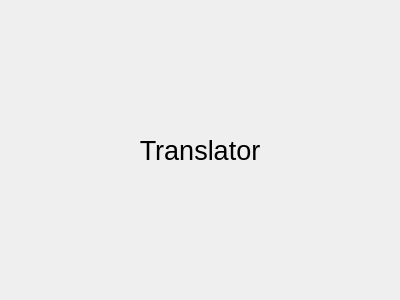
The window that ui/pages/Translator_page.ui (R-Ohm/SETL) describes before a commit, drawn with Qt 5.
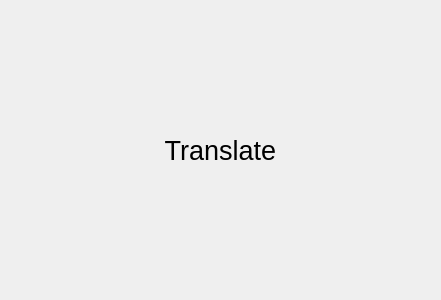
The same window after the commit.

The edit to the form file:
```diff
--- a/ui/pages/Translator_page.ui
+++ b/ui/pages/Translator_page.ui
@@ -6,7 +6,7 @@
    <rect>
     <x>0</x>
     <y>0</y>
-    <width>400</width>
+    <width>441</width>
     <height>300</height>
    </rect>
   </property>
@@ -37,7 +37,7 @@
       </font>
      </property>
      <property name="text">
-      <string>Translator</string>
+      <string>Translate</string>
      </property>
      <property name="alignment">
       <set>Qt::AlignCenter</set>
```
